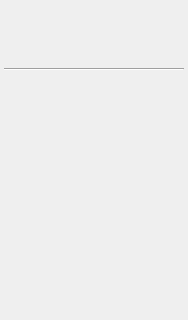
The window that PlusApp/FreehandCalibration/Toolboxes/ConfigurationToolbox.ui (PlusToolkit/PlusApp) describes before a commit, drawn with Qt 5; both pictures show x 0 to 188 and y 0 to 320 of the 188 by 560 pixel window.
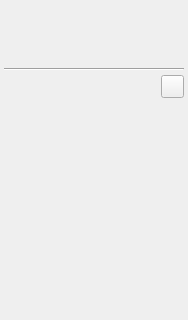
The same window after the commit. Icons and pictures are not drawn.

Patch:
```diff
--- a/PlusApp/FreehandCalibration/Toolboxes/ConfigurationToolbox.ui
+++ b/PlusApp/FreehandCalibration/Toolboxes/ConfigurationToolbox.ui
@@ -66,20 +66,50 @@
     </widget>
    </item>
    <item row="3" column="0">
-    <spacer name="verticalSpacer_10">
-     <property name="orientation">
-      <enum>Qt::Vertical</enum>
+    <layout class="QHBoxLayout" name="horizontalLayout">
+     <property name="spacing">
+      <number>4</number>
      </property>
-     <property name="sizeType">
-      <enum>QSizePolicy::Fixed</enum>
-     </property>
-     <property name="sizeHint" stdset="0">
-      <size>
-       <width>128</width>
-       <height>8</height>
-      </size>
-     </property>
-    </spacer>
+     <item>
+      <spacer name="horizontalSpacer">
+       <property name="orientation">
+        <enum>Qt::Horizontal</enum>
+       </property>
+       <property name="sizeHint" stdset="0">
+        <size>
+         <width>40</width>
+         <height>20</height>
+        </size>
+       </property>
+      </spacer>
+     </item>
+     <item>
+      <widget class="QPushButton" name="pushButton_PopOut">
+       <property name="minimumSize">
+        <size>
+         <width>23</width>
+         <height>23</height>
+        </size>
+       </property>
+       <property name="maximumSize">
+        <size>
+         <width>23</width>
+         <height>23</height>
+        </size>
+       </property>
+       <property name="text">
+        <string/>
+       </property>
+       <property name="icon">
+        <iconset resource="../../CommonWidgets/CommonWidgets.qrc">
+         <normaloff>:/icons/Resources/icon_PopOut.png</normaloff>:/icons/Resources/icon_PopOut.png</iconset>
+       </property>
+       <property name="checkable">
+        <bool>true</bool>
+       </property>
+      </widget>
+     </item>
+    </layout>
    </item>
    <item row="4" column="0">
     <widget class="QWidget" name="toolStateDisplayWidget" native="true">
```
Left out of the diff: 4 changed lines with no effect on the pictures.
